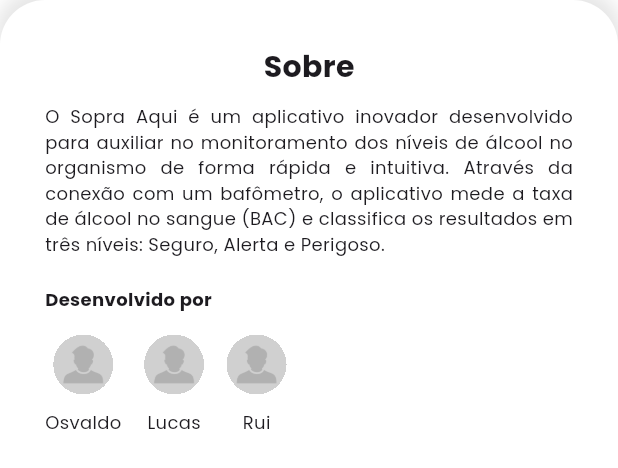
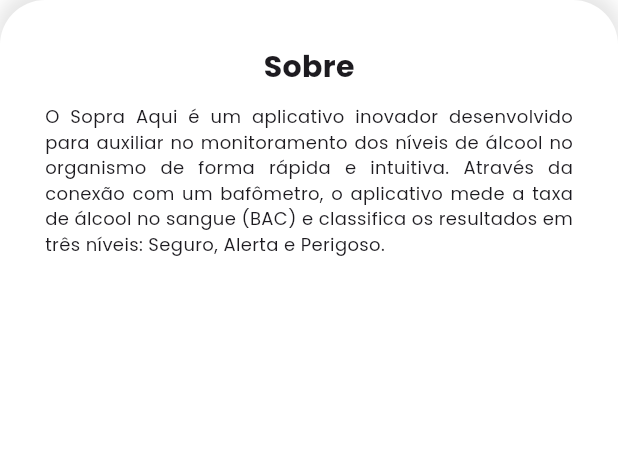
Before and after one commit to sukuasoft/sopra-aqui, a Flutter app: the AboutBottomSheet widget shown alone on an empty page, opened directly, on a phone screen of 412 x 824 dp. Shown: the top 468 px of the screen. Run offline on Flutter 3.47's test engine with Material 3 defaults, Android fonts, the phone set to English and light mode, and no system bars; our stand-ins replace flutter_bluetooth_serial, fluttertoast, permission_handler.

Commit message:
update
Signed-off-by: Sebastião Sukuakueche <sukuakueches@gmail.com>

```diff
--- a/lib/widgets/about_bottom_sheet.dart
+++ b/lib/widgets/about_bottom_sheet.dart
@@ -9,85 +9,91 @@ class AboutBottomSheet extends StatelessWidget {
     MembroModel(name: 'Osvaldo', image: 'assets/images/user.png'),
     MembroModel(name: 'Lucas', image: 'assets/images/user.png'),
     MembroModel(name: 'Rui', image: 'assets/images/user.png'),
-
   ];
 
   @override
   Widget build(BuildContext context) {
-    return  Container(
+    return Container(
         width: double.infinity,
-      height:double.infinity,
+        height: double.infinity,
         padding: EdgeInsets.only(top: 30),
         decoration: BoxDecoration(
-        borderRadius: BorderRadius.only(topLeft: Radius.circular(30),
-        topRight: Radius.circular(30), ),
+            borderRadius: BorderRadius.only(
+              topLeft: Radius.circular(30),
+              topRight: Radius.circular(30),
+            ),
             color: Colors.white,
             boxShadow: [
               BoxShadow(
                   color: Color.fromRGBO(0, 0, 0, 0.1),
                   blurRadius: 10,
                   spreadRadius: 3,
-            offset: Offset(0, -4)
-          )
-        ]
+                  offset: Offset(0, -4))
+            ]),
+        child: SingleChildScrollView(
+          child: Column(
+            crossAxisAlignment: CrossAxisAlignment.start,
+            children: [
+              Padding(
+                padding: EdgeInsets.symmetric(horizontal: 30),
+                child: Column(
+                  crossAxisAlignment: CrossAxisAlignment.start,
+                  children: [
+                    Center(
+                      child: Text(
+                        'Sobre',
+                        style: TextStyle(
+                            fontWeight: FontWeight.bold, fontSize: 20),
                       ),
-      child: SingleChildScrollView(child: Column(
-        crossAxisAlignment: CrossAxisAlignment.start, children: [
-
-          Padding(padding: EdgeInsets.symmetric(horizontal: 30),
-        child: Column(
-                 crossAxisAlignment: CrossAxisAlignment.start, children: [
-    Center(child: Text('Sobre', style: TextStyle(
-          fontWeight: FontWeight.bold,
-          fontSize: 20
-        ),),
                     ),
-        SizedBox(height: 10,),
-        Text('O Sopra Aqui é um aplicativo inovador desenvolvido para auxiliar no monitoramento dos níveis de álcool no organismo de forma rápida e intuitiva. Através da conexão com um bafômetro, o aplicativo mede a taxa de álcool no sangue (BAC) e classifica os resultados em três níveis: Seguro, Alerta e Perigoso.',
+                    SizedBox(
+                      height: 10,
+                    ),
+                    Text(
+                      'O Sopra Aqui é um aplicativo inovador desenvolvido para auxiliar no monitoramento dos níveis de álcool no organismo de forma rápida e intuitiva. Através da conexão com um bafômetro, o aplicativo mede a taxa de álcool no sangue (BAC) e classifica os resultados em três níveis: Seguro, Alerta e Perigoso.',
                       textAlign: TextAlign.justify,
-        style: TextStyle(
-        fontSize: 12
-        ),),
-
-        SizedBox(height: 20,),
-
-         Text('Desenvolvido por', style: TextStyle(
-          fontWeight: FontWeight.bold,
-          fontSize: 12
-        ),),
-        SizedBox(height: 15,),
-        ],),),
-
-
-
-
+                      style: TextStyle(fontSize: 12),
+                    ),
+                    SizedBox(
+                      height: 20,
+                    ),
+                    /*
+                    Text(
+                      'Desenvolvido por',
+                      style:
+                          TextStyle(fontWeight: FontWeight.bold, fontSize: 12),
+                    ),
+                    SizedBox(
+                      height: 15,
+                    ),*/
+                  ],
+                ),
+              ),
+              /*
               SizedBox(
                   width: double.infinity,
-      child:
-                  SingleChildScrollView(
+                  child: SingleChildScrollView(
                     scrollDirection: Axis.horizontal,
-                    child: Row(children: [
-                       SizedBox(width: 30,),
-
-                    for(int x =0; x< membros.length; x++)
-                    ...[
-
+                    child: Row(
+                      children: [
+                        SizedBox(
+                          width: 30,
+                        ),
+                        for (int x = 0; x < membros.length; x++) ...[
                           MembroItem(membro: membros[x]),
-                      if (x < membros.length-1)
-                       SizedBox(width: 15,),
+                          if (x < membros.length - 1)
+                            SizedBox(
+                              width: 15,
+                            ),
                         ]
-
-                    ],),
-                  ))
-
-
-
-    ,
-    SizedBox(height: 30,)
-
-
-
-      ],),)
-    );
+                      ],
+                    ),
+                  )),
+              SizedBox(
+                height: 30,
+              ) */
+            ],
+          ),
+        ));
   }
 }
```
Lines whose indentation alone changed are shown as unchanged.
